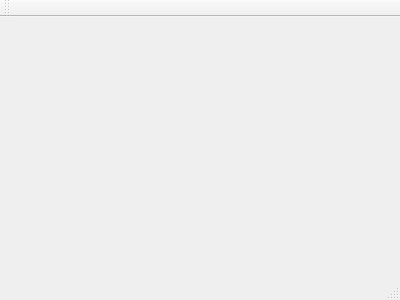
Old version of the form project/mainwindow.ui in the repository asuperpower/modern-portfoilio-tracker.
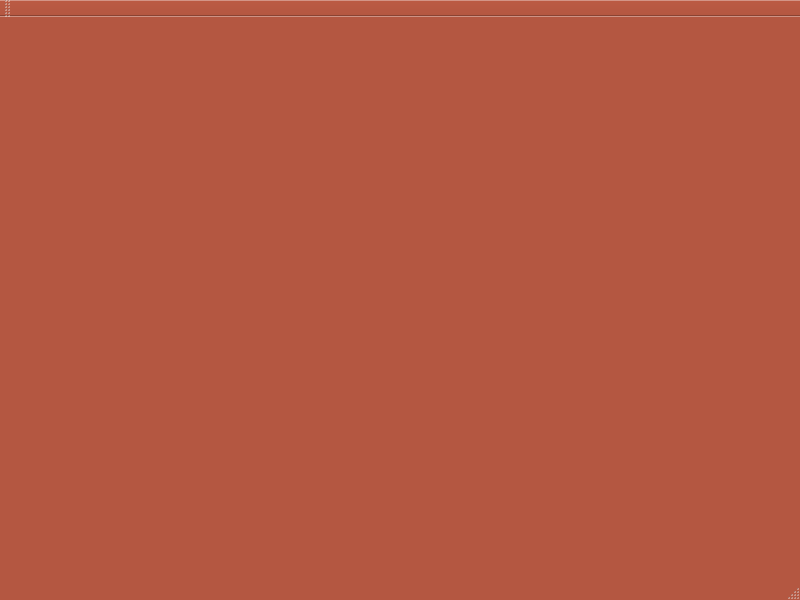
New version of the form.

Commit message: Added palette and switcher for mainwindow context switching

The edit to the form file:
```diff
--- a/project/mainwindow.ui
+++ b/project/mainwindow.ui
@@ -1,24 +1,492 @@
 <ui version="4.0">
  <class>MainWindow</class>
- <widget class="QMainWindow" name="MainWindow" >
-  <property name="geometry" >
+ <widget class="QMainWindow" name="MainWindow">
+  <property name="geometry">
    <rect>
     <x>0</x>
     <y>0</y>
-    <width>400</width>
-    <height>300</height>
+    <width>800</width>
+    <height>600</height>
    </rect>
   </property>
-  <property name="windowTitle" >
+  <property name="minimumSize">
+   <size>
+    <width>240</width>
+    <height>240</height>
+   </size>
+  </property>
+  <property name="palette">
+   <palette>
+    <active>
+     <colorrole role="WindowText">
+      <brush brushstyle="SolidPattern">
+       <color alpha="255">
+        <red>0</red>
+        <green>0</green>
+        <blue>0</blue>
+       </color>
+      </brush>
+     </colorrole>
+     <colorrole role="Button">
+      <brush brushstyle="SolidPattern">
+       <color alpha="255">
+        <red>180</red>
+        <green>87</green>
+        <blue>65</blue>
+       </color>
+      </brush>
+     </colorrole>
+     <colorrole role="Light">
+      <brush brushstyle="SolidPattern">
+       <color alpha="255">
+        <red>255</red>
+        <green>135</green>
+        <blue>107</blue>
+       </color>
+      </brush>
+     </colorrole>
+     <colorrole role="Midlight">
+      <brush brushstyle="SolidPattern">
+       <color alpha="255">
+        <red>217</red>
+        <green>111</green>
+        <blue>86</blue>
+       </color>
+      </brush>
+     </colorrole>
+     <colorrole role="Dark">
+      <brush brushstyle="SolidPattern">
+       <color alpha="255">
+        <red>90</red>
+        <green>43</green>
+        <blue>32</blue>
+       </color>
+      </brush>
+     </colorrole>
+     <colorrole role="Mid">
+      <brush brushstyle="SolidPattern">
+       <color alpha="255">
+        <red>120</red>
+        <green>58</green>
+        <blue>43</blue>
+       </color>
+      </brush>
+     </colorrole>
+     <colorrole role="Text">
+      <brush brushstyle="SolidPattern">
+       <color alpha="255">
+        <red>18</red>
+        <green>15</green>
+        <blue>28</blue>
+       </color>
+      </brush>
+     </colorrole>
+     <colorrole role="BrightText">
+      <brush brushstyle="SolidPattern">
+       <color alpha="255">
+        <red>255</red>
+        <green>255</green>
+        <blue>255</blue>
+       </color>
+      </brush>
+     </colorrole>
+     <colorrole role="ButtonText">
+      <brush brushstyle="SolidPattern">
+       <color alpha="255">
+        <red>0</red>
+        <green>0</green>
+        <blue>0</blue>
+       </color>
+      </brush>
+     </colorrole>
+     <colorrole role="Base">
+      <brush brushstyle="SolidPattern">
+       <color alpha="255">
+        <red>223</red>
+        <green>172</green>
+        <blue>160</blue>
+       </color>
+      </brush>
+     </colorrole>
+     <colorrole role="Window">
+      <brush brushstyle="SolidPattern">
+       <color alpha="255">
+        <red>180</red>
+        <green>87</green>
+        <blue>65</blue>
+       </color>
+      </brush>
+     </colorrole>
+     <colorrole role="Shadow">
+      <brush brushstyle="SolidPattern">
+       <color alpha="255">
+        <red>0</red>
+        <green>0</green>
+        <blue>0</blue>
+       </color>
+      </brush>
+     </colorrole>
+     <colorrole role="AlternateBase">
+      <brush brushstyle="SolidPattern">
+       <color alpha="255">
+        <red>217</red>
+        <green>171</green>
+        <blue>160</blue>
+       </color>
+      </brush>
+     </colorrole>
+     <colorrole role="ToolTipBase">
+      <brush brushstyle="SolidPattern">
+       <color alpha="255">
+        <red>255</red>
+        <green>255</green>
+        <blue>220</blue>
+       </color>
+      </brush>
+     </colorrole>
+     <colorrole role="ToolTipText">
+      <brush brushstyle="SolidPattern">
+       <color alpha="255">
+        <red>0</red>
+        <green>0</green>
+        <blue>0</blue>
+       </color>
+      </brush>
+     </colorrole>
+     <colorrole role="PlaceholderText">
+      <brush brushstyle="SolidPattern">
+       <color alpha="128">
+        <red>18</red>
+        <green>15</green>
+        <blue>28</blue>
+       </color>
+      </brush>
+     </colorrole>
+    </active>
+    <inactive>
+     <colorrole role="WindowText">
+      <brush brushstyle="SolidPattern">
+       <color alpha="255">
+        <red>0</red>
+        <green>0</green>
+        <blue>0</blue>
+       </color>
+      </brush>
+     </colorrole>
+     <colorrole role="Button">
+      <brush brushstyle="SolidPattern">
+       <color alpha="255">
+        <red>180</red>
+        <green>87</green>
+        <blue>65</blue>
+       </color>
+      </brush>
+     </colorrole>
+     <colorrole role="Light">
+      <brush brushstyle="SolidPattern">
+       <color alpha="255">
+        <red>255</red>
+        <green>135</green>
+        <blue>107</blue>
+       </color>
+      </brush>
+     </colorrole>
+     <colorrole role="Midlight">
+      <brush brushstyle="SolidPattern">
+       <color alpha="255">
+        <red>217</red>
+        <green>111</green>
+        <blue>86</blue>
+       </color>
+      </brush>
+     </colorrole>
+     <colorrole role="Dark">
+      <brush brushstyle="SolidPattern">
+       <color alpha="255">
+        <red>90</red>
+        <green>43</green>
+        <blue>32</blue>
+       </color>
+      </brush>
+     </colorrole>
+     <colorrole role="Mid">
+      <brush brushstyle="SolidPattern">
+       <color alpha="255">
+        <red>120</red>
+        <green>58</green>
+        <blue>43</blue>
+       </color>
+      </brush>
+     </colorrole>
+     <colorrole role="Text">
+      <brush brushstyle="SolidPattern">
+       <color alpha="255">
+        <red>18</red>
+        <green>15</green>
+        <blue>28</blue>
+       </color>
+      </brush>
+     </colorrole>
+     <colorrole role="BrightText">
+      <brush brushstyle="SolidPattern">
+       <color alpha="255">
+        <red>255</red>
+        <green>255</green>
+        <blue>255</blue>
+       </color>
+      </brush>
+     </colorrole>
+     <colorrole role="ButtonText">
+      <brush brushstyle="SolidPattern">
+       <color alpha="255">
+        <red>0</red>
+        <green>0</green>
+        <blue>0</blue>
+       </color>
+      </brush>
+     </colorrole>
+     <colorrole role="Base">
+      <brush brushstyle="SolidPattern">
+       <color alpha="255">
+        <red>223</red>
+        <green>172</green>
+        <blue>160</blue>
+       </color>
+      </brush>
+     </colorrole>
+     <colorrole role="Window">
+      <brush brushstyle="SolidPattern">
+       <color alpha="255">
+        <red>180</red>
+        <green>87</green>
+        <blue>65</blue>
+       </color>
+      </brush>
+     </colorrole>
+     <colorrole role="Shadow">
+      <brush brushstyle="SolidPattern">
+       <color alpha="255">
+        <red>0</red>
+        <green>0</green>
+        <blue>0</blue>
+       </color>
+      </brush>
+     </colorrole>
+     <colorrole role="AlternateBase">
+      <brush brushstyle="SolidPattern">
+       <color alpha="255">
+        <red>217</red>
+        <green>171</green>
+        <blue>160</blue>
+       </color>
+      </brush>
+     </colorrole>
+     <colorrole role="ToolTipBase">
+      <brush brushstyle="SolidPattern">
+       <color alpha="255">
+        <red>255</red>
+        <green>255</green>
+        <blue>220</blue>
+       </color>
+      </brush>
+     </colorrole>
+     <colorrole role="ToolTipText">
+      <brush brushstyle="SolidPattern">
+       <color alpha="255">
+        <red>0</red>
+        <green>0</green>
+        <blue>0</blue>
+       </color>
+      </brush>
+     </colorrole>
+     <colorrole role="PlaceholderText">
+      <brush brushstyle="SolidPattern">
+       <color alpha="128">
+        <red>18</red>
+        <green>15</green>
+        <blue>28</blue>
+       </color>
+      </brush>
+     </colorrole>
+    </inactive>
+    <disabled>
+     <colorrole role="WindowText">
+      <brush brushstyle="SolidPattern">
+       <color alpha="255">
+        <red>90</red>
+        <green>43</green>
+        <blue>32</blue>
+       </color>
+      </brush>
+     </colorrole>
+     <colorrole role="Button">
+      <brush brushstyle="SolidPattern">
+       <color alpha="255">
+        <red>180</red>
+        <green>87</green>
+        <blue>65</blue>
+       </color>
+      </brush>
+     </colorrole>
+     <colorrole role="Light">
+      <brush brushstyle="SolidPattern">
+       <color alpha="255">
+        <red>255</red>
+        <green>135</green>
+        <blue>107</blue>
+       </color>
+      </brush>
+     </colorrole>
+     <colorrole role="Midlight">
+      <brush brushstyle="SolidPattern">
+       <color alpha="255">
+        <red>217</red>
+        <green>111</green>
+        <blue>86</blue>
+       </color>
+      </brush>
+     </colorrole>
+     <colorrole role="Dark">
+      <brush brushstyle="SolidPattern">
+       <color alpha="255">
+        <red>90</red>
+        <green>43</green>
+        <blue>32</blue>
+       </color>
+      </brush>
+     </colorrole>
+     <colorrole role="Mid">
+      <brush brushstyle="SolidPattern">
+       <color alpha="255">
+        <red>120</red>
+        <green>58</green>
+        <blue>43</blue>
+       </color>
+      </brush>
+     </colorrole>
+     <colorrole role="Text">
+      <brush brushstyle="SolidPattern">
+       <color alpha="255">
+        <red>90</red>
+        <green>43</green>
+        <blue>32</blue>
+       </color>
+      </brush>
+     </colorrole>
+     <colorrole role="BrightText">
+      <brush brushstyle="SolidPattern">
+       <color alpha="255">
+        <red>255</red>
+        <green>255</green>
+        <blue>255</blue>
+       </color>
+      </brush>
+     </colorrole>
+     <colorrole role="ButtonText">
+      <brush brushstyle="SolidPattern">
+       <color alpha="255">
+        <red>90</red>
+        <green>43</green>
+        <blue>32</blue>
+       </color>
+      </brush>
+     </colorrole>
+     <colorrole role="Base">
+      <brush brushstyle="SolidPattern">
+       <color alpha="255">
+        <red>180</red>
+        <green>87</green>
+        <blue>65</blue>
+       </color>
+      </brush>
+     </colorrole>
+     <colorrole role="Window">
+      <brush brushstyle="SolidPattern">
+       <color alpha="255">
+        <red>180</red>
+        <green>87</green>
+        <blue>65</blue>
+       </color>
+      </brush>
+     </colorrole>
+     <colorrole role="Shadow">
+      <brush brushstyle="SolidPattern">
+       <color alpha="255">
+        <red>0</red>
+        <green>0</green>
+        <blue>0</blue>
+       </color>
+      </brush>
+     </colorrole>
+     <colorrole role="AlternateBase">
+      <brush brushstyle="SolidPattern">
+       <color alpha="255">
+        <red>180</red>
+        <green>87</green>
+        <blue>65</blue>
+       </color>
+      </brush>
+     </colorrole>
+     <colorrole role="ToolTipBase">
+      <brush brushstyle="SolidPattern">
+       <color alpha="255">
+        <red>255</red>
+        <green>255</green>
+        <blue>220</blue>
+       </color>
+      </brush>
+     </colorrole>
+     <colorrole role="ToolTipText">
+      <brush brushstyle="SolidPattern">
+       <color alpha="255">
+        <red>0</red>
+        <green>0</green>
+        <blue>0</blue>
+       </color>
+      </brush>
+     </colorrole>
+     <colorrole role="PlaceholderText">
+      <brush brushstyle="SolidPattern">
+       <color alpha="128">
+        <red>0</red>
+        <green>0</green>
+        <blue>0</blue>
+       </color>
+      </brush>
+     </colorrole>
+    </disabled>
+   </palette>
+  </property>
+  <property name="font">
+   <font>
+    <family>DejaVu Sans</family>
+   </font>
+  </property>
+  <property name="windowTitle">
    <string>MainWindow</string>
   </property>
-  <widget class="QMenuBar" name="menuBar" />
-  <widget class="QToolBar" name="mainToolBar" />
-  <widget class="QWidget" name="centralWidget" />
-  <widget class="QStatusBar" name="statusBar" />
+  <widget class="QWidget" name="centralWidget"/>
+  <widget class="QMenuBar" name="menuBar">
+   <property name="geometry">
+    <rect>
+     <x>0</x>
+     <y>0</y>
+     <width>800</width>
+     <height>20</height>
+    </rect>
+   </property>
+  </widget>
+  <widget class="QToolBar" name="mainToolBar">
+   <attribute name="toolBarArea">
+    <enum>TopToolBarArea</enum>
+   </attribute>
+   <attribute name="toolBarBreak">
+    <bool>false</bool>
+   </attribute>
+  </widget>
+  <widget class="QStatusBar" name="statusBar"/>
  </widget>
- <layoutDefault spacing="6" margin="11" />
- <pixmapfunction></pixmapfunction>
+ <layoutdefault spacing="6" margin="11"/>
  <resources/>
  <connections/>
 </ui>
```
Left out of the diff: 1 changed line with no effect on the pictures. The commit also changes 3 other files.
